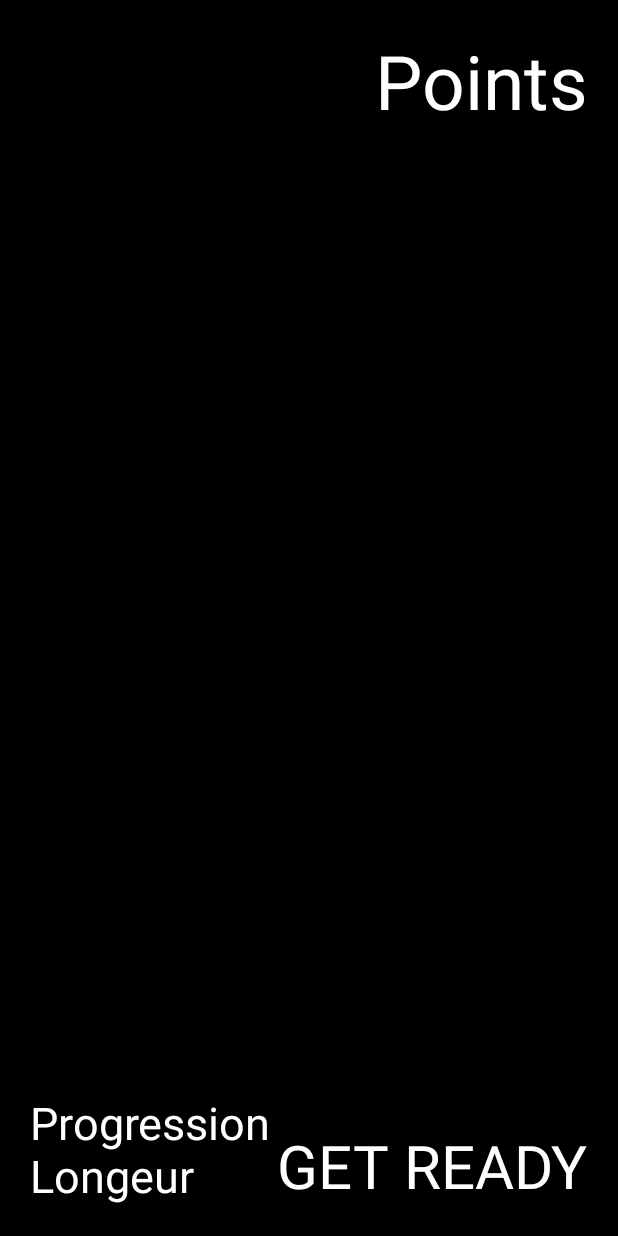
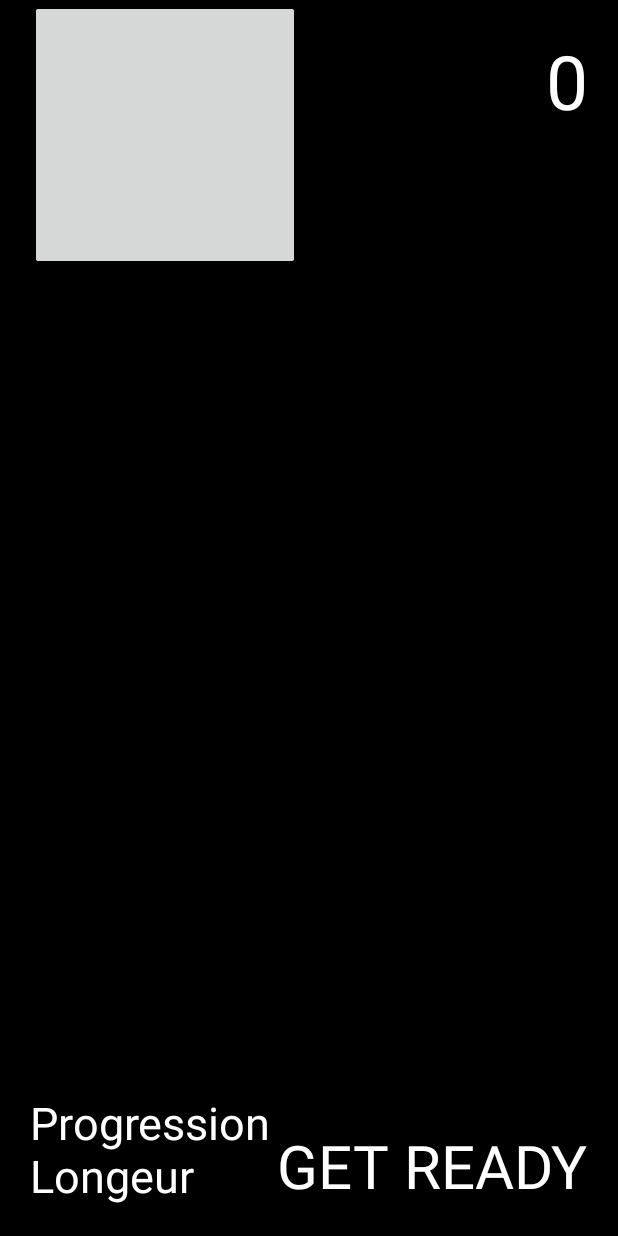
Before and after one commit to n4zim/IUT-Android---A-Fine-Way-to-Die, an Android app: the layout activity_game.xml on its own in the app's theme, with its tools: preview values and no code run, on a phone screen of 412 x 824 dp. Run offline under Robolectric (Android 15) with nearby library versions, the phone set to English and light mode, and no system bars.

```diff
--- a/app/src/main/res/layout/activity_game.xml
+++ b/app/src/main/res/layout/activity_game.xml
@@ -1,7 +1,7 @@
 <?xml version="1.0" encoding="utf-8"?>
 <RelativeLayout xmlns:android="http://schemas.android.com/apk/res/android"
     android:id="@+id/gamelay"
-    android:orientation="vertical" android:layout_width="match_parent"
+    android:orientation="vertical" android:layout_width="fill_parent"
     android:layout_height="match_parent"
     android:background="#000000">
 
@@ -25,7 +25,7 @@
         android:id="@+id/score"
         android:textColor="#FFFFFF"
         android:textSize="50dp"
-        android:text="Points"
+        android:text="0"
         android:layout_alignParentTop="true"
         android:layout_alignParentEnd="true"
         android:layout_marginEnd="20dp"
@@ -44,4 +44,26 @@
         android:layout_alignBottom="@+id/beatDisplay"
         android:layout_alignEnd="@+id/score" />
 
+    <Button
+        android:layout_width="180dp"
+        android:layout_height="180dp"
+        android:id="@+id/b1"
+        android:layout_alignParentTop="true"
+        android:layout_alignStart="@+id/beatDisplay"
+        android:layout_weight="1" />
+
+    <Button
+        android:layout_width="180dp"
+        android:layout_height="180dp"
+        android:id="@+id/b2"
+        android:layout_alignParentTop="true"
+        android:layout_alignStart="@+id/b1" />
+
+    <Button
+        android:layout_width="180dp"
+        android:layout_height="180dp"
+        android:id="@+id/b3"
+        android:layout_alignParentTop="true"
+        android:layout_alignStart="@+id/b1" />
+
 </RelativeLayout>
```
Also changed, not shown: app/src/main/res/drawable-hdpi/ic_launcher.png, app/src/main/res/drawable-mdpi/ic_launcher.png, app/src/main/res/drawable-xhdpi/ic_launcher.png, app/src/main/res/drawable-xxhdpi/ic_launcher.png, app/src/main/res/drawable-xxxhdpi/ic_launcher.png (added).
